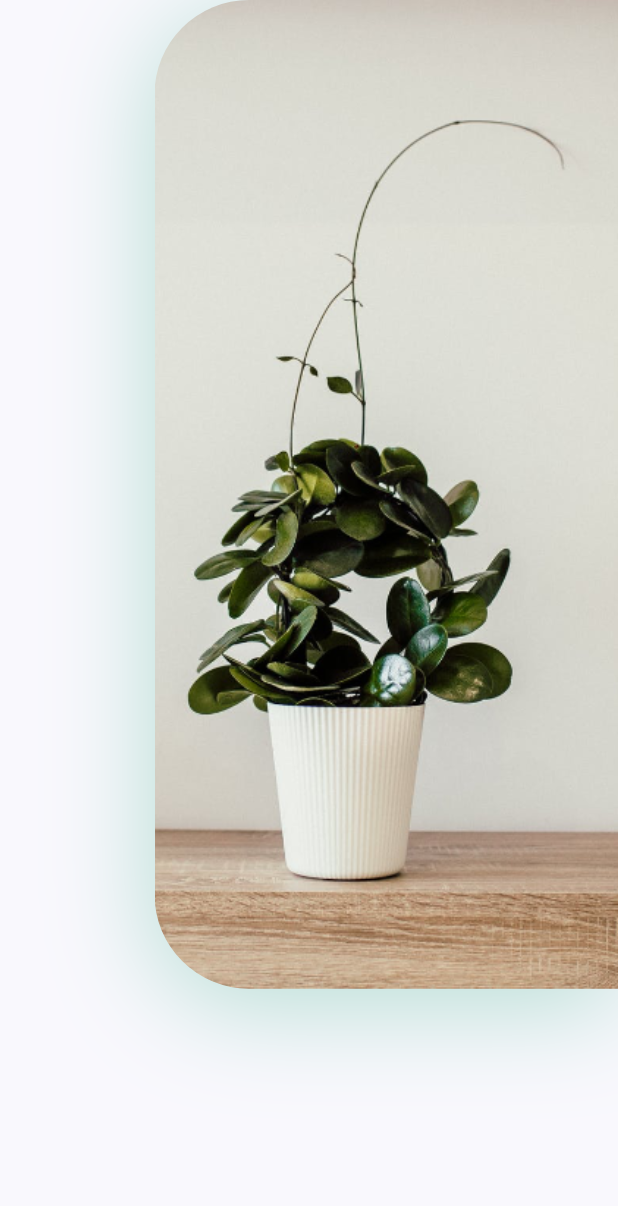
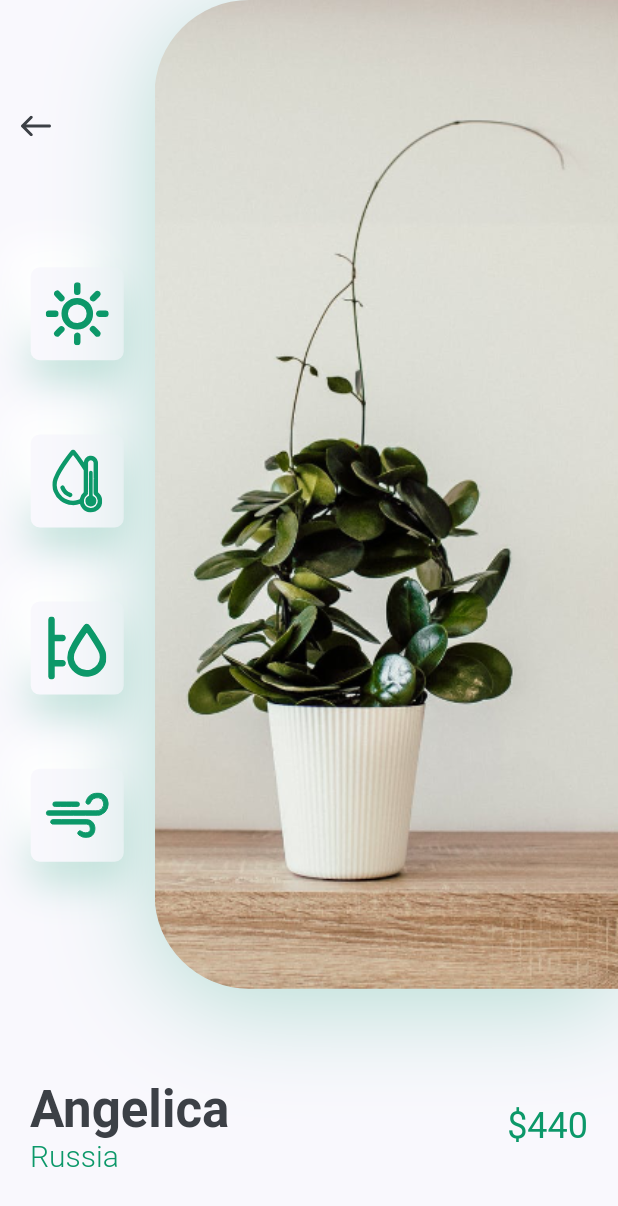
Before and after one commit to huanshenyi/youtube-plant-app, a Flutter app: the DetailsScreen screen opened directly, on a phone screen of 412 x 824 dp. Shown: the top 1206 px of the screen. Run offline on Flutter 3.47's test engine with Material 2 defaults, Android fonts, the light colour scheme and no system bars; our stand-ins replace flutter_svg.

Commit message:
商品詳細画面のiconバーとタイトルand値段

```diff
--- a/lib/screens/details/components/body.dart
+++ b/lib/screens/details/components/body.dart
@@ -1,42 +1,22 @@
 import 'package:flutter/material.dart';
-import 'package:plant_app/constants.dart';
+import 'package:plant_app/screens/details/components/image_and_icons.dart';
+import 'package:plant_app/screens/details/components/title_and_price.dart';
 
 class Body extends StatelessWidget {
   @override
   Widget build(BuildContext context) {
     Size size = MediaQuery.of(context).size;
-    return Column(
-      children: [
-         Row(
-           children: [
-             Expanded(
-                 child: Column(), //これがあるから画像が右へ寄せた
-             ),
-             Container(
-               height: size.height * 0.8,
-               width: size.width * 0.75,
-               decoration: BoxDecoration(
-                   borderRadius: BorderRadius.only(
-                       topLeft: Radius.circular(63),
-                       bottomLeft: Radius.circular(63)
-                   ),
-                   boxShadow: [
-                     BoxShadow(
-                         offset: Offset(0, 10),
-                         blurRadius: 60,
-                         color: kPrimaryColor.withOpacity(0.29)
-                     )
-                   ],
-                   image: DecorationImage(
-                     alignment: Alignment.centerLeft,
-                     fit: BoxFit.cover,
-                     image: AssetImage("assetcs/images/img.png")
-                   )
-               ),
-             ),
-           ],
-         )
-      ],
+    return SingleChildScrollView(
+      child: Column(
+        children: [
+           ImageAndIcons(size: size,),
+           TitleAndPrice(
+             title: "Angelica",
+             country: "Russia",
+             price: 440,
+           )
+        ],
+      ),
     );
   }
 }
--- /dev/null
+++ b/lib/screens/details/components/icon_card.dart
@@ -0,0 +1,44 @@
+import 'package:flutter/material.dart';
+import 'package:flutter_svg/flutter_svg.dart';
+import 'package:plant_app/constants.dart';
+
+class IconCard extends StatelessWidget {
+  const IconCard({
+    Key key, this.icon,
+  }):super(key:key);
+
+  final String icon;
+
+  @override
+  Widget build(BuildContext context) {
+
+    Size size = MediaQuery.of(context).size;
+
+    return Container(
+      margin:
+      EdgeInsets.symmetric(vertical: size.height * 0.03),//symmetric==対称方向vertical==top&&bottom
+      padding: EdgeInsets.all(kDefaultPadding/2),
+      height: 62,
+      width: 62,
+      decoration: BoxDecoration(
+          color: kBackgroundColor,
+          borderRadius: BorderRadius.circular(6),
+          boxShadow: [
+            BoxShadow(
+                offset: Offset(0, 15),
+                blurRadius: 22,
+                color: kPrimaryColor.withOpacity(0.22)
+            ),
+            BoxShadow(
+                offset: Offset(-15, -15),
+                blurRadius: 20,
+                color: Colors.white
+            ),
+          ]
+      ),
+      child: SvgPicture.asset(
+          icon
+      ),
+    );
+  }
+}
--- /dev/null
+++ b/lib/screens/details/components/image_and_icons.dart
@@ -0,0 +1,75 @@
+import 'package:flutter/material.dart';
+import 'package:flutter_svg/flutter_svg.dart';
+import 'package:plant_app/constants.dart';
+import 'package:plant_app/screens/details/components/icon_card.dart';
+
+class ImageAndIcons extends StatelessWidget {
+  const ImageAndIcons({
+    Key key,
+    @required this.size,
+  }):super(key:key);
+
+  final Size size;
+
+  @override
+  Widget build(BuildContext context) {
+    // TODO: implement build
+    return Padding(
+      padding: const EdgeInsets.only(bottom: kDefaultPadding * 3),
+      child: SizedBox(
+        height: size.height * 0.8,
+        child: Row(
+          children: [
+            Expanded(//これがあるから画像が右へ寄せた
+                child:Padding(
+                  padding: const EdgeInsets.symmetric(
+                      vertical: kDefaultPadding * 3
+                  ),
+                  child:  Column(
+                    children: [
+                      Align(
+                        alignment: Alignment.topLeft,
+                        child: IconButton(
+                          icon: SvgPicture.asset("assetcs/icons/back_arrow.svg"),
+                          onPressed: (){
+                            Navigator.pop(context);
+                          },
+                        ),
+                      ),
+                      Spacer(),
+                      IconCard(icon: "assetcs/icons/sun.svg",),
+                      IconCard(icon: "assetcs/icons/icon_2.svg",),
+                      IconCard(icon: "assetcs/icons/icon_3.svg",),
+                      IconCard(icon: "assetcs/icons/icon_4.svg",),
+                    ],
+                  ),
+                )
+            ),
+            Container(
+              height: size.height * 0.8,
+              width: size.width * 0.75,
+              decoration: BoxDecoration(
+                  borderRadius: BorderRadius.only(
+                      topLeft: Radius.circular(63),
+                      bottomLeft: Radius.circular(63)
+                  ),
+                  boxShadow: [
+                    BoxShadow(
+                        offset: Offset(0, 10),
+                        blurRadius: 60,
+                        color: kPrimaryColor.withOpacity(0.29)
+                    )
+                  ],
+                  image: DecorationImage(
+                      alignment: Alignment.centerLeft,
+                      fit: BoxFit.cover,
+                      image: AssetImage("assetcs/images/img.png")
+                  )
+              ),
+            ),
+          ],
+        ),
+      ),
+    );
+  }
+}
--- /dev/null
+++ b/lib/screens/details/components/title_and_price.dart
@@ -0,0 +1,46 @@
+import 'package:flutter/material.dart';
+import 'package:plant_app/constants.dart';
+
+class TitleAndPrice extends StatelessWidget {
+  const TitleAndPrice({
+    Key key, this.title, this.country, this.price,
+  }) : super(key:key);
+
+  final String title, country;
+  final int price;
+
+  @override
+  Widget build(BuildContext context) {
+    // TODO: implement build
+    return  Padding(
+      padding: const EdgeInsets.symmetric(horizontal: kDefaultPadding),
+      child: Row(
+        children: [
+          //複数のスタイルが必要な際に使う
+          RichText(
+            text: TextSpan(
+                children: [
+                  TextSpan(
+                      text: "$title\n",
+                      style: Theme.of(context).textTheme.headline4.copyWith(
+                          color: kTextColor,
+                          fontWeight: FontWeight.bold
+                      )
+                  ),
+                  TextSpan(
+                      text: "$country",
+                      style: TextStyle(fontSize: 20, color: kPrimaryColor, fontWeight: FontWeight.w300)
+                  ),
+                ]
+            ),
+          ),
+          Spacer(),
+          Text(
+            "\$$price",
+            style: Theme.of(context).textTheme.headline5.copyWith(color: kPrimaryColor),
+          )
+        ],
+      ),
+    );
+  }
+}
```
